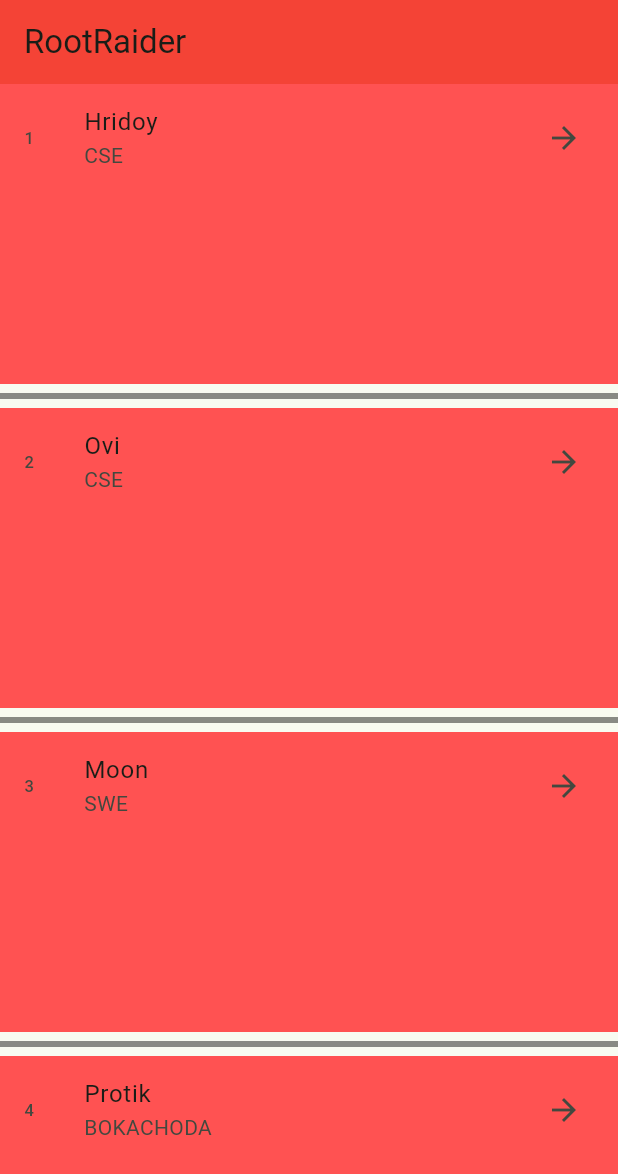
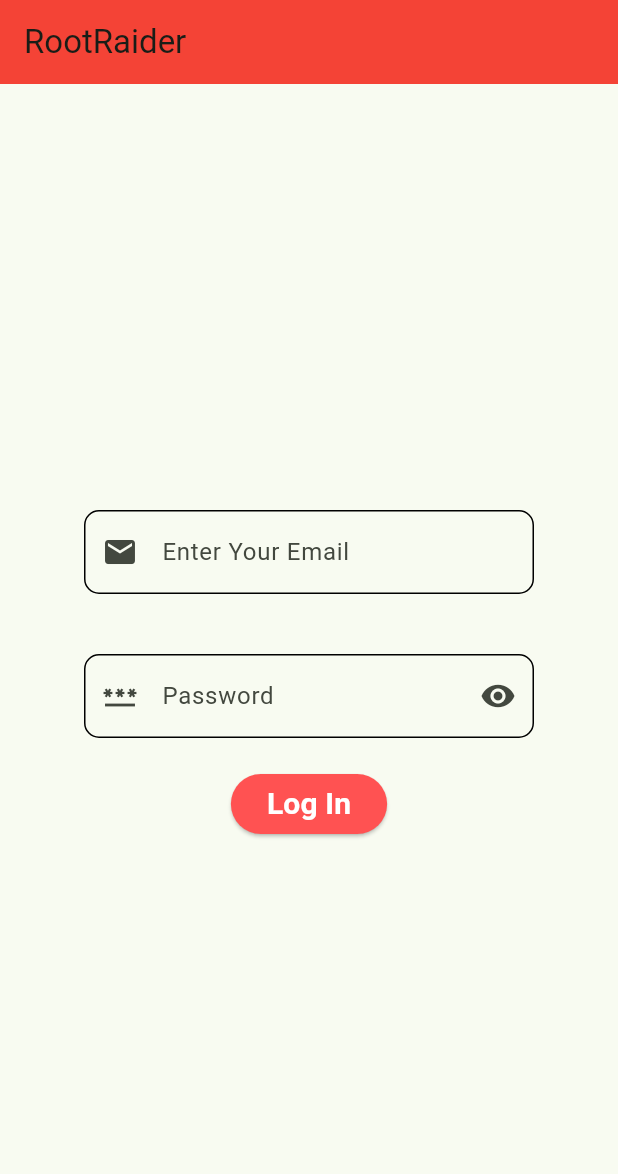
Before and after one commit to rshhridoy/flutter-playground, a Flutter app: the screen it shows after launch, on a phone screen of 412 x 824 dp. Shown: the top 1174 px of the screen. Run offline on Flutter 3.47's test engine with Material 3 defaults, Android fonts, the phone set to English and light mode, and no system bars.

Commit message:
Get User Input

```diff
--- a/lib/main.dart
+++ b/lib/main.dart
@@ -1,5 +1,4 @@
 import 'package:flutter/material.dart';
-import 'package:wscubetech/style/style.dart';
 
 void main() {
   runApp(const MyApp());
@@ -41,40 +40,81 @@ class MyHomePage extends StatefulWidget {
 class _MyHomePageState extends State<MyHomePage> {
   @override
   Widget build(BuildContext context) {
-    var arrNames = ['Hridoy', 'Ovi', 'Moon', 'Protik', 'Siam', 'Sujoy'];
-    var arrDept = ['CSE', 'CSE', 'SWE', 'BOKACHODA', 'ACCOUNTING', 'MEDICAL'];
+    var emailText = TextEditingController();
+    var password = TextEditingController();
     return Scaffold(
         appBar: AppBar(
           backgroundColor: Colors.red,
           title: Text("RootRaider"),
         ),
-      body: SizedBox(
-        height: 1080,
-        width: 500,
-        child: ListView.builder(
-          itemBuilder: (context, index) {
-            return Column(
+        body: Column(
+          mainAxisAlignment: MainAxisAlignment.center,
           children: [
-                Container(
-                  height: 200,
-                  child: ListTile(
-                    tileColor: Colors.redAccent,
-                    leading: Text("${index + 1}"),
-                    title: Text(arrNames[index]),
-                    subtitle: Text(arrDept[index]),
-                    trailing: Icon(Icons.arrow_forward),
+            Center(
+              child: Container(
+                margin: const EdgeInsets.all(20),
+                width: 300,
+                child: TextField(
+                  controller: emailText,
+                  keyboardType: TextInputType.emailAddress,
+                  decoration: InputDecoration(
+                      hintText: "Enter Your Email",
+                      focusedBorder: OutlineInputBorder(
+                          borderRadius: BorderRadius.circular(10),
+                          borderSide:
+                              BorderSide(color: Colors.redAccent, width: 3)),
+                      enabledBorder: OutlineInputBorder(
+                          borderRadius: BorderRadius.circular(10),
+                          borderSide: BorderSide(
+                            color: const Color.fromARGB(255, 0, 0, 0),
+                          )),
+                      disabledBorder: OutlineInputBorder(
+                          borderRadius: BorderRadius.circular(10),
+                          borderSide: BorderSide(color: Colors.grey)),
+                      prefixIcon: Icon(Icons.email)),
                 ),
               ),
-                Divider(
-                  color: Colors.black45,
-                  thickness: 4,
             ),
-              ],
-            );
-          },
-          itemCount: arrNames.length,
+            Container(
+              margin: const EdgeInsets.all(20),
+              width: 300,
+              child: TextField(
+                controller: password,
+                obscureText: true,
+                obscuringCharacter: "*",
+                keyboardType: TextInputType.number,
+                decoration: InputDecoration(
+                    hintText: "Password",
+                    focusedBorder: OutlineInputBorder(
+                        borderSide: BorderSide(color: Colors.redAccent),
+                        borderRadius: BorderRadius.circular(10)),
+                    enabledBorder: OutlineInputBorder(
+                        borderRadius: BorderRadius.circular(10),
+                        borderSide: BorderSide(color: Colors.black)),
+                    suffixIcon: IconButton(
+                        onPressed: () {}, icon: Icon(Icons.remove_red_eye)),
+                    prefixIcon: Icon(Icons.password)),
               ),
             ),
-    );
+            Center(
+              child: ElevatedButton(
+                  onPressed: () {
+                    String email = emailText.text.toString();
+                    String pass = password.text;
+
+                    print("Email: $email , Pass: $pass");
+                  },
+                  style: ElevatedButton.styleFrom(
+                      backgroundColor: Colors.redAccent),
+                  child: Text(
+                    "Log In",
+                    style: TextStyle(
+                        color: Colors.white,
+                        fontWeight: FontWeight.bold,
+                        fontSize: 20),
+                  )),
+            )
+          ],
+        ));
   }
 }
```
Lines whose indentation alone changed are shown as unchanged.
